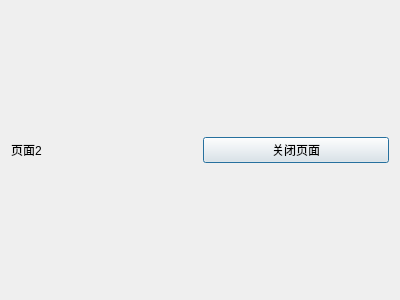
The window that WindowTwo/windowtwo.ui (xiaoluosigithub/Cultural-Vision) describes before a commit, drawn with Qt 5.
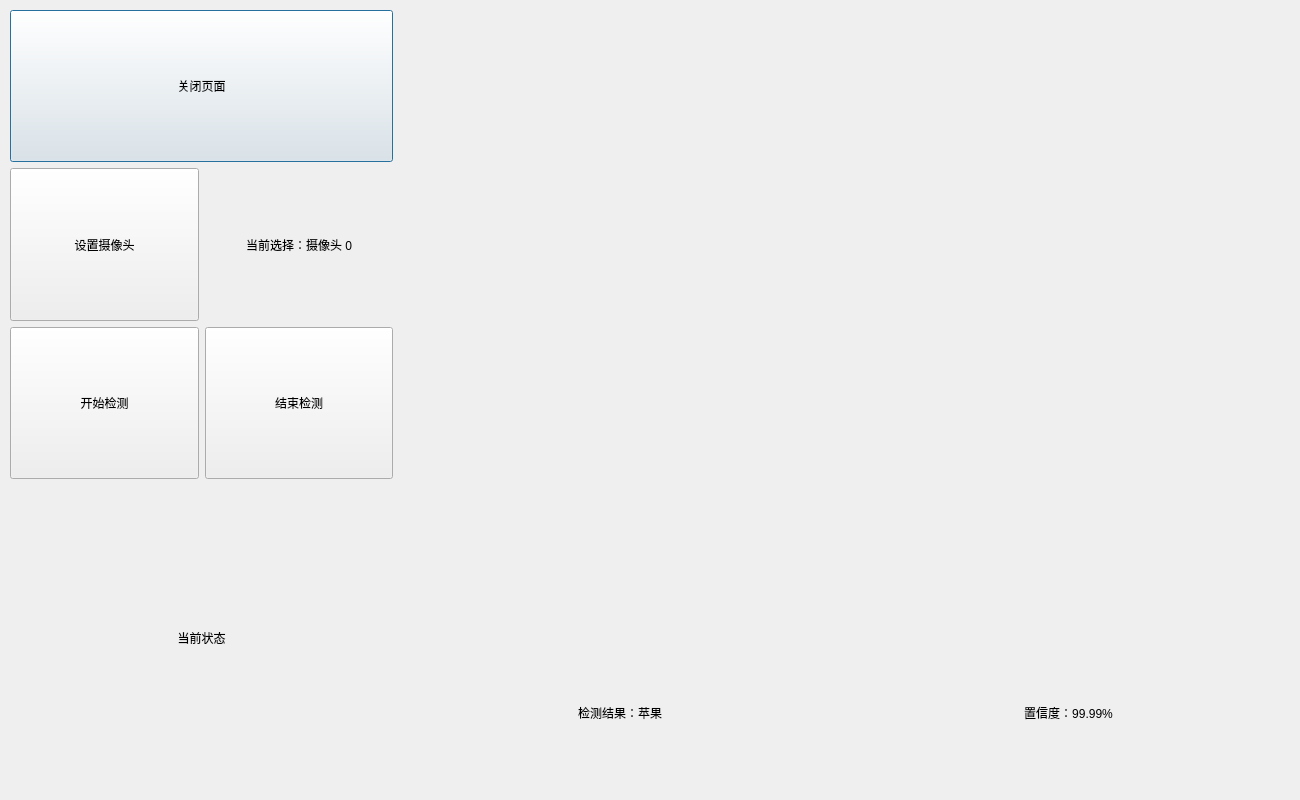
The same window after the commit.

Commit message: windowtwo write 50%

Diff of the .ui file:
```diff
--- a/WindowTwo/windowtwo.ui
+++ b/WindowTwo/windowtwo.ui
@@ -6,26 +6,188 @@
    <rect>
     <x>0</x>
     <y>0</y>
-    <width>400</width>
-    <height>300</height>
+    <width>1300</width>
+    <height>800</height>
    </rect>
   </property>
   <property name="windowTitle">
    <string>Dialog</string>
   </property>
-  <layout class="QGridLayout" name="gridLayout">
-   <item row="0" column="0">
-    <widget class="QLabel" name="label">
-     <property name="text">
-      <string>页面2</string>
-     </property>
+  <layout class="QHBoxLayout" name="horizontalLayout" stretch="3,7">
+   <property name="spacing">
+    <number>5</number>
+   </property>
+   <property name="leftMargin">
+    <number>10</number>
+   </property>
+   <property name="topMargin">
+    <number>10</number>
+   </property>
+   <property name="rightMargin">
+    <number>10</number>
+   </property>
+   <property name="bottomMargin">
+    <number>10</number>
+   </property>
+   <item>
+    <widget class="QWidget" name="LeftWidget" native="true">
+     <layout class="QVBoxLayout" name="verticalLayout" stretch="1,1,1,2">
+      <property name="leftMargin">
+       <number>0</number>
+      </property>
+      <property name="topMargin">
+       <number>0</number>
+      </property>
+      <property name="rightMargin">
+       <number>0</number>
+      </property>
+      <property name="bottomMargin">
+       <number>0</number>
+      </property>
+      <item>
+       <widget class="QPushButton" name="closeBtn">
+        <property name="sizePolicy">
+         <sizepolicy hsizetype="Minimum" vsizetype="Minimum">
+          <horstretch>0</horstretch>
+          <verstretch>0</verstretch>
+         </sizepolicy>
+        </property>
+        <property name="text">
+         <string>关闭页面</string>
+        </property>
+       </widget>
+      </item>
+      <item>
+       <layout class="QHBoxLayout" name="horizontalLayout_4">
+        <item>
+         <widget class="QPushButton" name="setBtn">
+          <property name="sizePolicy">
+           <sizepolicy hsizetype="Minimum" vsizetype="Minimum">
+            <horstretch>0</horstretch>
+            <verstretch>0</verstretch>
+           </sizepolicy>
+          </property>
+          <property name="text">
+           <string>设置摄像头</string>
+          </property>
+         </widget>
+        </item>
+        <item>
+         <widget class="QLabel" name="labelCameraInfo">
+          <property name="text">
+           <string>当前选择：摄像头 0</string>
+          </property>
+          <property name="alignment">
+           <set>Qt::AlignmentFlag::AlignCenter</set>
+          </property>
+         </widget>
+        </item>
+       </layout>
+      </item>
+      <item>
+       <layout class="QHBoxLayout" name="horizontalLayout_3">
+        <item>
+         <widget class="QPushButton" name="btnStart">
+          <property name="sizePolicy">
+           <sizepolicy hsizetype="Minimum" vsizetype="Minimum">
+            <horstretch>0</horstretch>
+            <verstretch>0</verstretch>
+           </sizepolicy>
+          </property>
+          <property name="text">
+           <string>开始检测</string>
+          </property>
+         </widget>
+        </item>
+        <item>
+         <widget class="QPushButton" name="btnStop">
+          <property name="sizePolicy">
+           <sizepolicy hsizetype="Minimum" vsizetype="Minimum">
+            <horstretch>0</horstretch>
+            <verstretch>0</verstretch>
+           </sizepolicy>
+          </property>
+          <property name="text">
+           <string>结束检测</string>
+          </property>
+         </widget>
+        </item>
+       </layout>
+      </item>
+      <item>
+       <layout class="QVBoxLayout" name="verticalLayout_3">
+        <item>
+         <widget class="QLabel" name="label_2">
+          <property name="text">
+           <string>当前状态</string>
+          </property>
+          <property name="alignment">
+           <set>Qt::AlignmentFlag::AlignCenter</set>
+          </property>
+         </widget>
+        </item>
+       </layout>
+      </item>
+     </layout>
     </widget>
    </item>
-   <item row="0" column="1">
-    <widget class="QPushButton" name="closeBtn">
-     <property name="text">
-      <string>关闭页面</string>
-     </property>
+   <item>
+    <widget class="QWidget" name="Rightwidget" native="true">
+     <layout class="QVBoxLayout" name="verticalLayout_4" stretch="8,2">
+      <property name="spacing">
+       <number>5</number>
+      </property>
+      <property name="leftMargin">
+       <number>0</number>
+      </property>
+      <property name="topMargin">
+       <number>0</number>
+      </property>
+      <property name="rightMargin">
+       <number>0</number>
+      </property>
+      <property name="bottomMargin">
+       <number>0</number>
+      </property>
+      <item>
+       <layout class="QVBoxLayout" name="verticalLayout_2">
+        <item>
+         <widget class="QLabel" name="cameraLabel">
+          <property name="text">
+           <string/>
+          </property>
+          <property name="alignment">
+           <set>Qt::AlignmentFlag::AlignCenter</set>
+          </property>
+         </widget>
+        </item>
+       </layout>
+      </item>
+      <item>
+       <layout class="QHBoxLayout" name="horizontalLayout_2">
+        <item>
+         <widget class="QLabel" name="resLabel">
+          <property name="text">
+           <string>检测结果：苹果</string>
+          </property>
+          <property name="alignment">
+           <set>Qt::AlignmentFlag::AlignCenter</set>
+          </property>
+         </widget>
+        </item>
+        <item>
+         <widget class="QLabel" name="conLabel">
+          <property name="text">
+           <string>置信度：99.99%</string>
+          </property>
+          <property name="alignment">
+           <set>Qt::AlignmentFlag::AlignCenter</set>
+          </property>
+         </widget>
+        </item>
+       </layout>
+      </item>
+     </layout>
     </widget>
    </item>
   </layout>
```
The commit also changes 8 other files.
